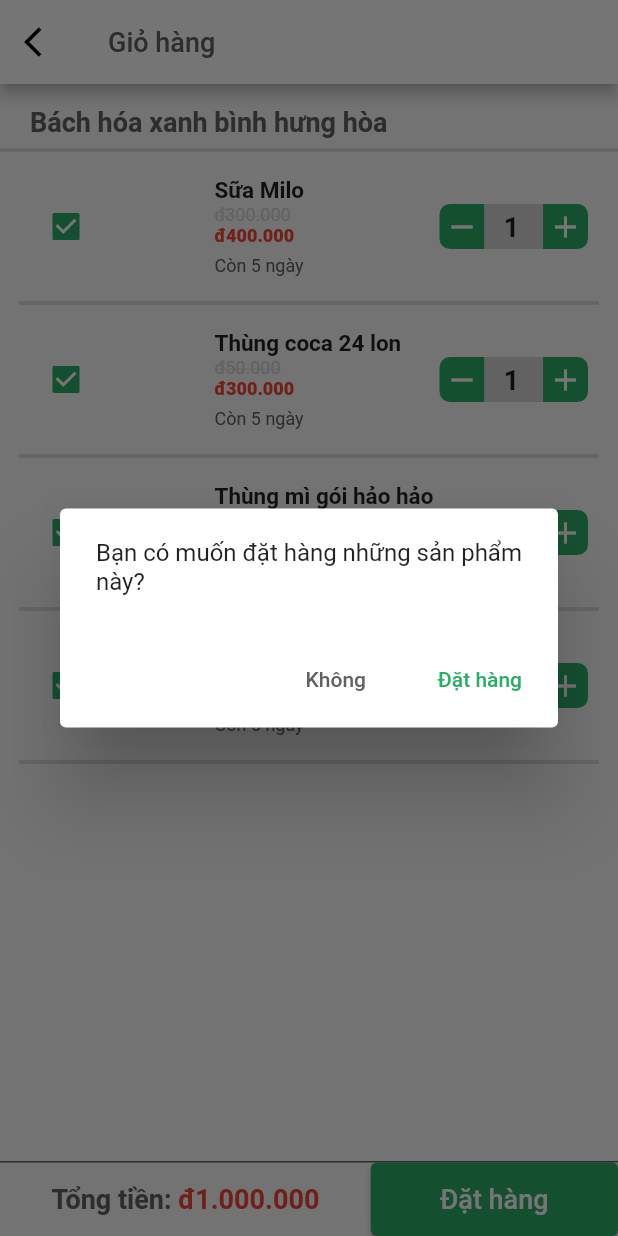
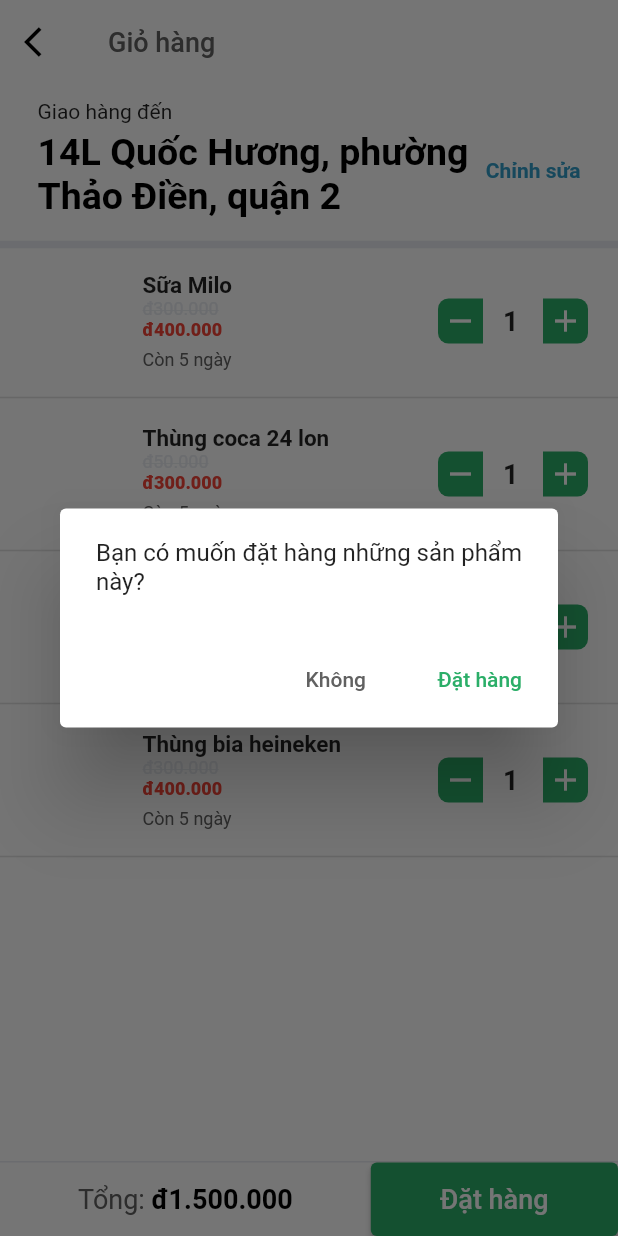
Before and after one commit to tienjtran/customer_cheapee, a Flutter app: the CartScreen screen opened by its route, after a tap on "Đặt hàng", on a phone screen of 412 x 824 dp. Run offline on Flutter 3.47's test engine with Material 2 defaults, Android fonts, the phone set to English and light mode, and no system bars; our stand-ins replace flutter_icons, flutter_money_formatter, flutter_signin_button; network calls fail.

Commit message:
[Mobile][U1][CA-50] Update HomeScreen & some detail

```diff
--- a/lib/views/ui/cart.dart
+++ b/lib/views/ui/cart.dart
@@ -1,8 +1,8 @@
 import 'package:customer_cheapee/views/models/output/cart.dart';
+import 'package:customer_cheapee/views/utils/cart.dart';
 import 'package:customer_cheapee/views/utils/common.dart';
+import 'package:customer_cheapee/views/utils/constants.dart';
 import 'package:flutter/material.dart';
-import 'package:customer_cheapee/views/utils/constants.dart';
-import 'package:customer_cheapee/views/utils/cart.dart';
 
 class CartScreen extends StatefulWidget {
   CartScreen({Key key}) : super(key: key);
@@ -12,8 +12,8 @@ class CartScreen extends StatefulWidget {
 }
 
 class _CartScreenState extends State<CartScreen> {
-  double total = 1000000;
-  String shopName = 'Bách hóa xanh bình hưng hòa';
+  double total = 1500000;
+  String customerAddress = '14L Quốc Hương, phường Thảo Điền, quận 2';
   List<CartItemOutputModel> modelList = [
     CartItemOutputModel(
         'Sữa Milo',
@@ -79,37 +79,61 @@ class _CartScreenState extends State<CartScreen> {
             color: AppColors.strongGrey,
           ),
         ),
+        elevation: 0,
       ),
       body: Container(
+        color: AppColors.white,
         child: Column(
           children: [
-            SizedBox(
-              height: 15,
-            ),
             Container(
+              margin: EdgeInsets.only(top: 10, right: 25, bottom: 10, left: 5),
               width: _contextWidth,
               padding: EdgeInsets.only(left: 20),
-              child: Text(
-                shopName,
-                style: TextStyle(
-                  color: AppColors.strongGrey,
-                  fontSize: AppFontSizes.largeSize,
-                  fontWeight: FontWeight.bold,
-                ),
+              child: Column(
+                crossAxisAlignment: CrossAxisAlignment.start,
+                children: [
+                  Text('Giao hàng đến'),
+                  Row(
+                    mainAxisAlignment: MainAxisAlignment.spaceBetween,
+                    children: [
+                      Container(
+                        width: _contextWidth * 0.7,
+                        margin: EdgeInsets.only(top: 5),
+                        child: Text(
+                          customerAddress,
+                          style: TextStyle(
+                            color: AppColors.black,
+                            fontSize: AppFontSizes.size25,
+                            fontWeight: FontWeight.bold,
+                          ),
+                          maxLines: 2,
+                          overflow: TextOverflow.ellipsis,
+                        ),
+                      ),
+                      Text(
+                        'Chỉnh sửa',
+                        style: TextStyle(
+                          color: Color(0xff339ec9),
+                          fontWeight: FontWeight.bold,
+                        ),
+                      ),
+                    ],
+                  ),
+                ],
               ),
             ),
             Divider(
               color: AppColors.lightGrey,
-              thickness: 2,
+              thickness: 5,
             ),
             Expanded(
               child: ListView.builder(
                 itemBuilder: (context, index) {
                   if (index.isOdd) {
                     return Divider(
-                      indent: _contextWidth * 0.031,
-                      endIndent: _contextWidth * 0.031,
-                      thickness: 2.5,
+                      // indent: _contextWidth * 0.031,
+                      // endIndent: _contextWidth * 0.031,
+                      thickness: 1,
                     );
                   } else {
                     final position = index ~/ 2;
@@ -127,7 +151,7 @@ class _CartScreenState extends State<CartScreen> {
               decoration: BoxDecoration(
                 border: Border(
                   top: BorderSide(
-                    color: AppColors.strongGrey,
+                    color: AppColors.lightGrey,
                   ),
                 ),
               ),
@@ -144,13 +168,13 @@ class _CartScreenState extends State<CartScreen> {
                           style: TextStyle(
                             color: AppColors.strongGrey,
                             fontSize: AppFontSizes.largeSize,
-                            fontWeight: FontWeight.bold,
+                            // fontWeight: FontWeight.bold,
                           ),
                         ),
                         Text(
                           CommonUtils.convertDoubleToMoney(total),
                           style: TextStyle(
-                            color: AppColors.red,
+                            color: AppColors.black,
                             fontSize: AppFontSizes.largeSize,
                             fontWeight: FontWeight.bold,
                           ),
--- a/lib/views/ui/productDetail.dart
+++ b/lib/views/ui/productDetail.dart
@@ -319,7 +319,7 @@ class ProductDetailScreen extends StatelessWidget {
                 ),
               ),
               SizedBox(
-                height: 180,
+                height: 210,
                 child: ListView(
                   scrollDirection: Axis.horizontal,
                   children: <Widget>[
--- a/lib/views/utils/cart.dart
+++ b/lib/views/utils/cart.dart
@@ -1,7 +1,7 @@
+import 'package:customer_cheapee/views/models/output/cart.dart';
 import 'package:customer_cheapee/views/utils/common.dart';
 import 'package:customer_cheapee/views/utils/constants.dart';
 import 'package:flutter/material.dart';
-import 'package:customer_cheapee/views/models/output/cart.dart';
 import 'package:flutter/services.dart';
 
 class CartItemWidget extends StatefulWidget {
@@ -58,20 +58,21 @@ class _CartItemWidgetState extends State<CartItemWidget> {
   @override
   Widget build(BuildContext context) {
     return Container(
+      color: AppColors.white,
       margin: EdgeInsets.fromLTRB(20, 10, 20, 10),
       child: Row(
         children: [
-          Theme(
-            data: ThemeData(
-              unselectedWidgetColor: Theme.of(context).accentColor,
-            ),
-            child: Checkbox(
-              value: this.widget.model.checked,
-              onChanged: onChangedCheckBox,
-              activeColor: Theme.of(context).accentColor,
-              checkColor: AppColors.white,
-            ),
-          ),
+          // Theme(
+          //   data: ThemeData(
+          //     unselectedWidgetColor: Theme.of(context).accentColor,
+          //   ),
+          //   child: Checkbox(
+          //     value: this.widget.model.checked,
+          //     onChanged: onChangedCheckBox,
+          //     activeColor: Theme.of(context).accentColor,
+          //     checkColor: AppColors.white,
+          //   ),
+          // ),
           Image.network(
             this.widget.model.imagePath,
             height: 60,
@@ -157,7 +158,7 @@ class _CartItemWidgetState extends State<CartItemWidget> {
                   ),
                   Expanded(
                     child: Container(
-                      color: AppColors.lightGrey,
+                      color: AppColors.white,
                       child: Center(
                         child: TextFormField(
                           key: Key(this.widget.model.quantity.toString()),
--- a/lib/views/utils/category.dart
+++ b/lib/views/utils/category.dart
@@ -1,5 +1,5 @@
+import 'package:customer_cheapee/views/models/output/home.dart';
 import 'package:flutter/material.dart';
-import 'package:customer_cheapee/views/models/output/home.dart';
 
 class NamingCategoryWidget extends StatelessWidget {
   NamingCategoryWidget({Key key, this.outputModel}) : super(key: key);
@@ -10,7 +10,7 @@ class NamingCategoryWidget extends StatelessWidget {
       child: Column(
         children: <Widget>[
           IconButton(
-            icon: Image.network(outputModel.getImagePath),
+            icon: Image.asset(outputModel.getImagePath),
             iconSize: 50,
           ),
           Text(outputModel.getText),
--- a/lib/views/utils/constants.dart
+++ b/lib/views/utils/constants.dart
@@ -7,7 +7,7 @@ class AppColors {
 
   static const Color strongGrey = Color(0xff616161);
 
-  static const Color lightGrey = Color(0xffd6d6d6);
+  static const Color lightGrey = Color(0xffE9ECF1);
 
   static const Color black = Colors.black;
 
@@ -22,6 +22,7 @@ class AppFontSizes {
   static const double smallSize = 12;
   static const double mediumSize = 15;
   static const double largeSize = 18;
+  static const double size25 = 25;
 }
 
 class Constants {
@@ -48,11 +49,13 @@ class Constants {
 
   static const String order = 'Đặt hàng';
 
-  static const String total = 'Tổng tiền';
+  static const String total = 'Tổng';
 
   static const String addToCart = 'Thêm vào giỏ hàng';
 
   static const String quantity = 'Số lượng:';
+
+  static const String filter = 'Bộ lọc tìm kiếm';
 }
 
 class HomeScreenConstant {
--- a/lib/views/utils/home.dart
+++ b/lib/views/utils/home.dart
@@ -10,11 +10,11 @@ class HomePromotionWidget extends StatelessWidget {
     return GestureDetector(
       child: Container(
         margin: EdgeInsets.only(
-          left: 10,
-          right: 10,
+          left: 0,
+          right: 0,
         ),
         child: ClipRRect(
-          borderRadius: BorderRadius.circular(15),
+          borderRadius: BorderRadius.circular(0),
           child: Image.network(
             imagePath,
             fit: BoxFit.fill,
--- a/lib/views/utils/search.dart
+++ b/lib/views/utils/search.dart
@@ -73,7 +73,7 @@ class StoreSearchWidget extends StatelessWidget {
                 Row(
                   children: [
                     Text(
-                      '${store.distance} kms',
+                      '${store.distance} km',
                       style: TextStyle(
                         fontSize: AppFontSizes.smallSize,
                       ),
```
Also changed, not shown: lib/views/ui/home.dart (+23 -19 lines), lib/views/utils/store.dart (+16 -7 lines), lib/views/utils/suggestedProduct.dart (+30 -34 lines), assets/images/canned.png (added), assets/images/drinks.png (added), assets/images/fruits.png (added), assets/images/meats.png (added), assets/images/snack.png (added), assets/images/vegetables.png (added).
